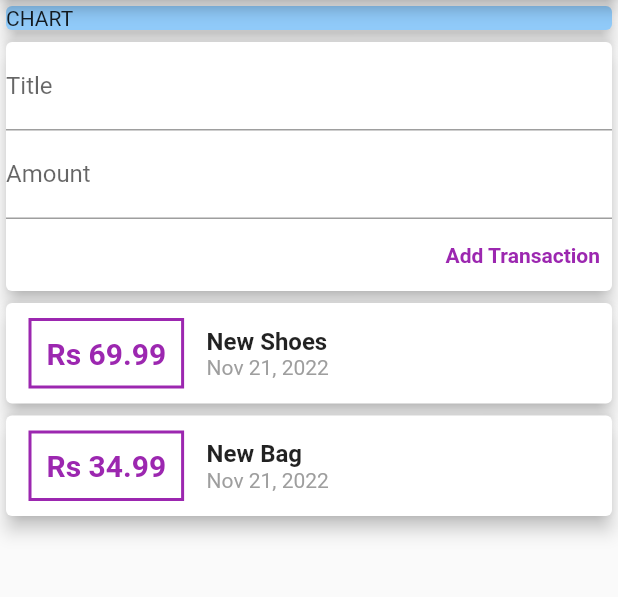
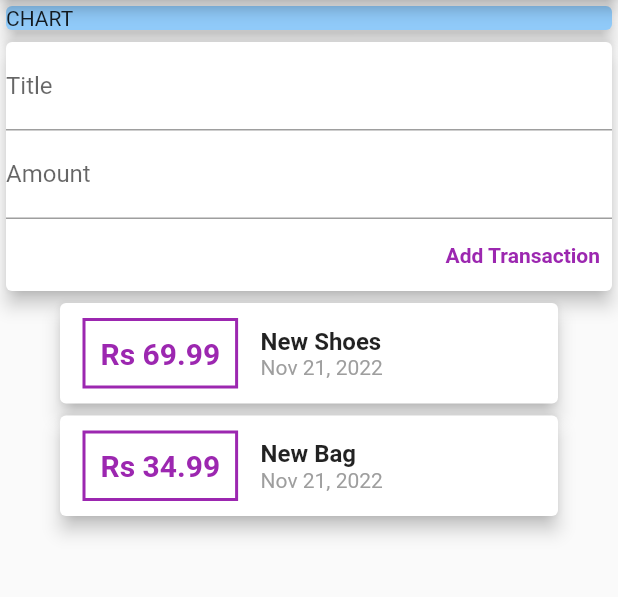
Before and after one commit to uzairafridi00/flutter-learning, a Flutter app: the screen it shows after launch, on a phone screen of 412 x 824 dp, the part 84-681 px from its top. Run offline on Flutter 3.47's test engine with Material 2 defaults, Android fonts, the phone set to English and light mode, and no system bars.

Commit message:
List View Builder applied for Transactions

```diff
--- a/Flutter Projects/expense_tracker/lib/widgets/transactions_list.dart
+++ b/Flutter Projects/expense_tracker/lib/widgets/transactions_list.dart
@@ -10,8 +10,11 @@ class TransactionList extends StatelessWidget {
 
   @override
   Widget build(BuildContext context) {
-    return Column(
-      children: transactions.map((tx) {
+    return Container(
+      height: 450,
+      width: 340,
+      child: ListView.builder(
+        itemBuilder: (context, index) {
           return Card(
               elevation: 5,
               child: Row(
@@ -25,7 +28,7 @@ class TransactionList extends StatelessWidget {
                     )),
                     padding: EdgeInsets.all(10),
                     child: Text(
-                    'Rs ' + tx.amount.toString(),
+                      'Rs ' + transactions[index].amount.toString(),
                       // '\$${tx.amount}',
                       style: TextStyle(
                           fontWeight: FontWeight.bold,
@@ -36,20 +39,22 @@ class TransactionList extends StatelessWidget {
                   Column(
                     crossAxisAlignment: CrossAxisAlignment.start,
                     children: [
-                    Text(tx.title,
+                      Text(transactions[index].title,
                           style: TextStyle(
                             fontWeight: FontWeight.bold,
                             fontSize: 16,
                           )),
                       Text(
-                      DateFormat.yMMMd().format(tx.date),
+                        DateFormat.yMMMd().format(transactions[index].date),
                         style: TextStyle(fontSize: 14, color: Colors.grey),
                       )
                     ],
                   ),
                 ],
               ));
-      }).toList(),
+        },
+        itemCount: transactions.length,
+      ),
     );
   }
 }
```
Also changed, not shown: Flutter Notes/Notes/Widgets, Styling, Adding Logic/Flutter Widgets Styling.txt (+19 -0 lines), Flutter Notes/ListView Widget.png (added). Lines whose indentation alone changed are shown as unchanged.
